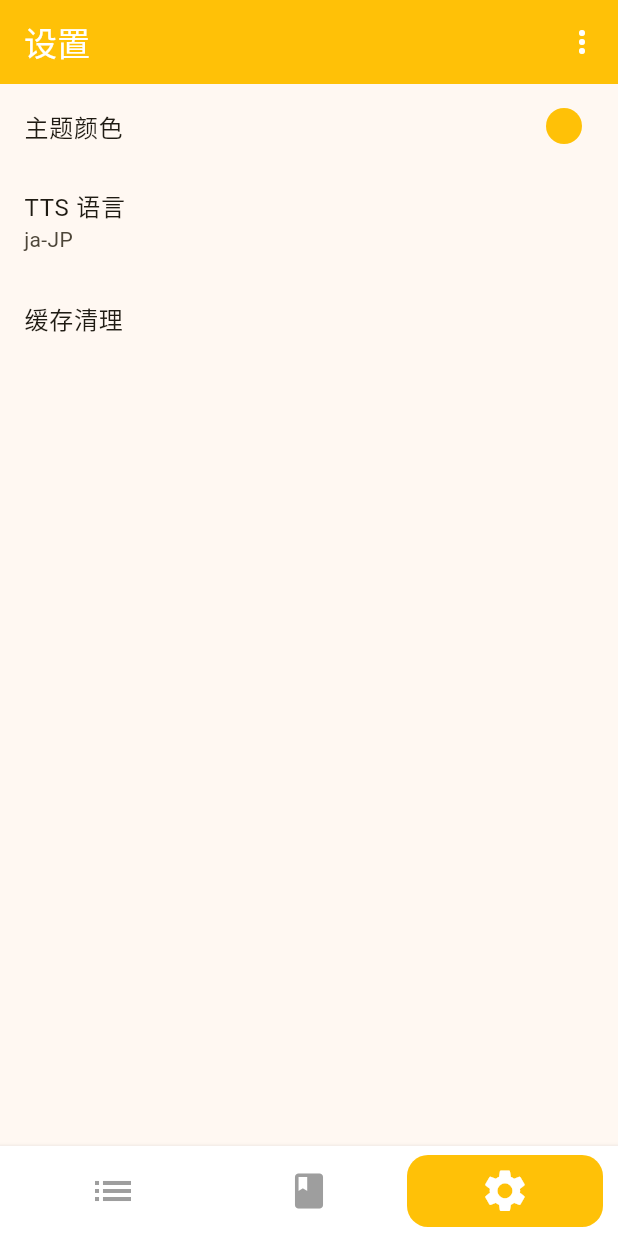
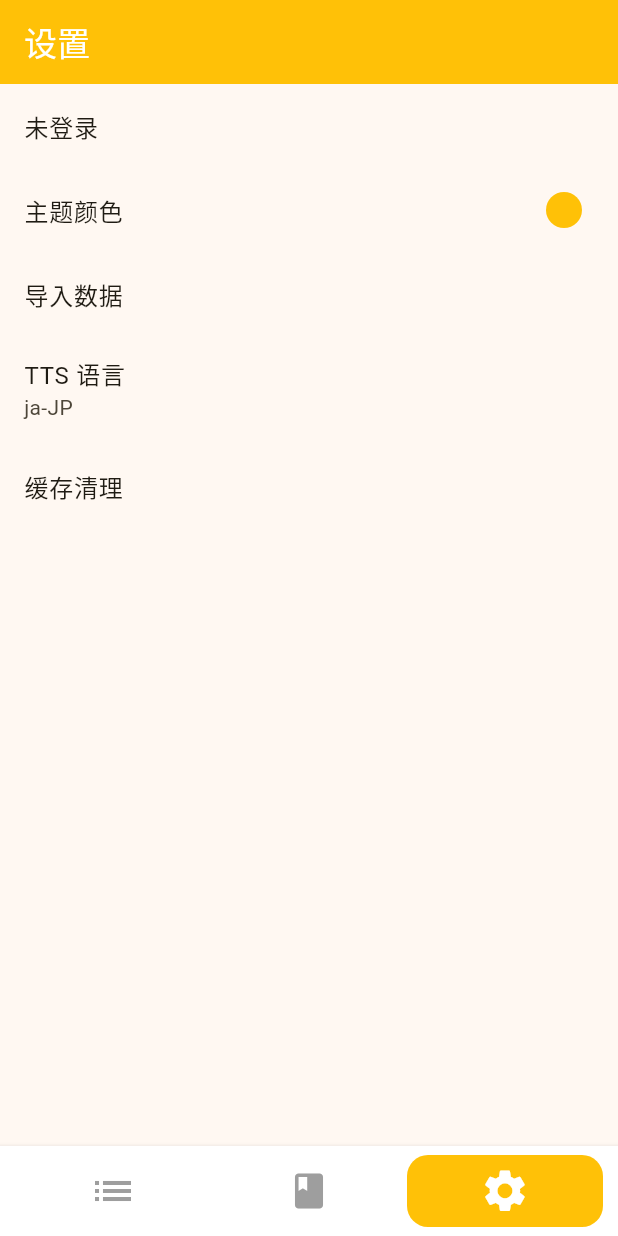
Before and after one commit to sner21/jp, a Flutter app: the screen it shows after launch, item 3 of the bottom bar chosen, on a phone screen of 412 x 824 dp. Run offline on Flutter 3.47's test engine with Material 3 defaults, Android fonts, the phone set to English and light mode, and no system bars; our stand-ins replace audioplayers, csv, file_picker, flutter_dotenv, hive, hive_flutter and 2 more; accounts and stored records are empty; generated files the repository leaves out were written again.

Commit message:
20241215

```diff
--- a/lib/screens/home_screen.dart
+++ b/lib/screens/home_screen.dart
@@ -64,7 +64,7 @@ class _HomeScreenState extends State<HomeScreen> {
         controller: _vocabularyController,
         mode: 2,
       ),
-      const SettingsScreen(),
+      SettingsScreen( controller: _vocabularyController),
     ];
   }
   @override
@@ -72,7 +72,7 @@ class _HomeScreenState extends State<HomeScreen> {
     final List<Widget> _pages = [
       const WordListScreen(),
       VocabularyScreen(controller: _vocabularyController),
-      const SettingsScreen(),
+      SettingsScreen(controller: _vocabularyController),
     ];
     return Scaffold(
       body: IndexedStack(
--- a/lib/screens/settings_screen.dart
+++ b/lib/screens/settings_screen.dart
@@ -6,9 +6,16 @@ import '../services/theme_service.dart';
 import '../services/storage_manager.dart';
 import 'package:supabase_flutter/supabase_flutter.dart';
 import '../widgets/login_dialog.dart';
+import '../widgets/import_dialogs.dart';
+import 'package:flutter/foundation.dart' show kIsWeb;
+import '../controllers/vocabulary_controller.dart';
 
 class SettingsScreen extends StatefulWidget {
-  const SettingsScreen({super.key});
+  final VocabularyController controller;
+  const SettingsScreen({
+    super.key,
+    required this.controller,
+  });
 
   @override
   State<SettingsScreen> createState() => _SettingsScreenState();
@@ -168,8 +175,67 @@ class _SettingsScreenState extends State<SettingsScreen> {
     return Scaffold(
       appBar: AppBar(
         title: const Text('设置'),
-        actions: [
+        // actions: [
+        //   PopupMenuButton<String>(
+        //     onSelected: (value) async {
+        //       switch (value) {
+        //         case 'clear_cache':
+        //           await _clearTTSCache();
+        //           break;
+        //         case 'register':
+        //           _handleAuthAction(context, false, isRegister: true);
+        //           break;
+        //         case 'login':
+        //           _handleAuthAction(context, false);
+        //           break;
+        //         case 'logout':
+        //           _handleAuthAction(context, true);
+        //           break;
+        //       }
+        //     },
+        //     itemBuilder: (context) => [
+        //       if (!_storageManager.isLoggedIn) ...[
+        //         const PopupMenuItem(
+        //           value: 'register',
+        //           child: Row(
+        //             children: [
+        //               Icon(Icons.person_add),
+        //               SizedBox(width: 8),
+        //               Text('注册'),
+        //             ],
+        //           ),
+        //         ),
+        //         const PopupMenuItem(
+        //           value: 'login',
+        //           child: Row(
+        //             children: [
+        //               Icon(Icons.login),
+        //               SizedBox(width: 8),
+        //               Text('登录'),
+        //             ],
+        //           ),
+        //         ),
+        //       ] else
+        //         const PopupMenuItem(
+        //           value: 'logout',
+        //           child: Row(
+        //             children: [
+        //               Icon(Icons.logout),
+        //               SizedBox(width: 8),
+        //               Text('退出登录'),
+        //             ],
+        //           ),
+        //         ),
+        //     ],
+        //   ),
+        // ],
+      ),
+      body: ListView(
+        children: [
           PopupMenuButton<String>(
+            child: ListTile(
+              title: Text(_storageManager.isLoggedIn?'注销':"未登录"),
+            ),
             onSelected: (value) async {
               switch (value) {
                 case 'clear_cache':
@@ -187,17 +253,6 @@ class _SettingsScreenState extends State<SettingsScreen> {
               }
             },
             itemBuilder: (context) => [
-              // const PopupMenuItem(
-              //   value: 'clear_cache',
-              //   child: Row(
-              //     children: [
-              //       Icon(Icons.cleaning_services),
-              //       SizedBox(width: 8),
-              //       Text('清理语音缓存'),
-              //     ],
-              //   ),
-              // ),
-              // 登录/登出选项
               if (!_storageManager.isLoggedIn) ...[
                 const PopupMenuItem(
                   value: 'register',
@@ -232,10 +287,6 @@ class _SettingsScreenState extends State<SettingsScreen> {
                 ),
             ],
           ),
-        ],
-      ),
-      body: ListView(
-        children: [
           ListTile(
             title: const Text('主题颜色'),
             trailing: Container(
@@ -288,6 +339,34 @@ class _SettingsScreenState extends State<SettingsScreen> {
                 ),
               );
             },
+          ),
+          PopupMenuButton<String>(
+            style: const ButtonStyle(
+              alignment: Alignment.centerLeft,
+            ),
+            // icon: const Icon(Icons.file_upload),
+            onSelected: (value) {
+              if (value == 'text') {
+                ImportDialogs.showTextImportDialog(
+                    context, widget.controller.importFromText);
+              } else if (value == 'file') {
+                ImportDialogs.importFromFile(widget.controller.importFromText);
+              }
+            },
+            itemBuilder: (context) => [
+              const PopupMenuItem(
+                value: 'text',
+                child: Text('文本导入'),
+              ),
+              if (!kIsWeb)
+                const PopupMenuItem(
+                  value: 'file',
+                  child: Text('文件导入'),
+                ),
+            ],
+            child: const ListTile(
+              title: Text('导入数据'),
+            ),
           ),
           ListTile(
             title: const Text('TTS 语言'),
```
Also changed, not shown: lib/screens/vocabulary_screen.dart (+22 -22 lines).
